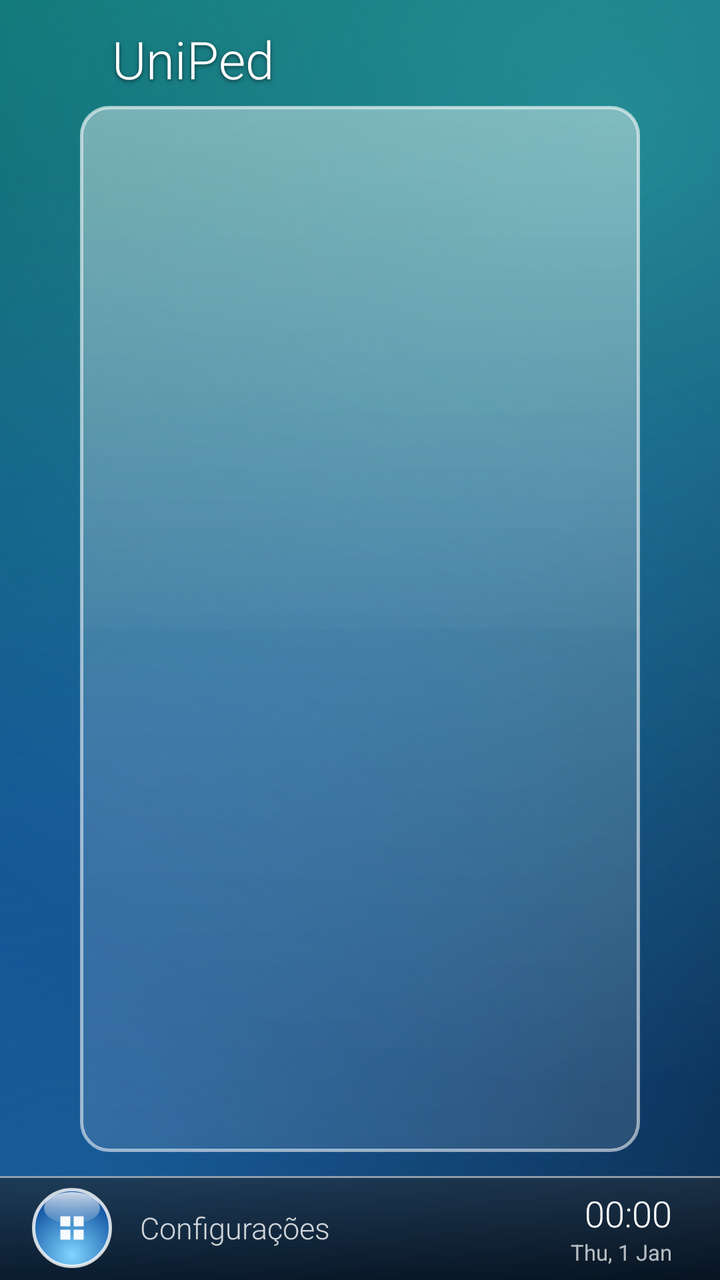
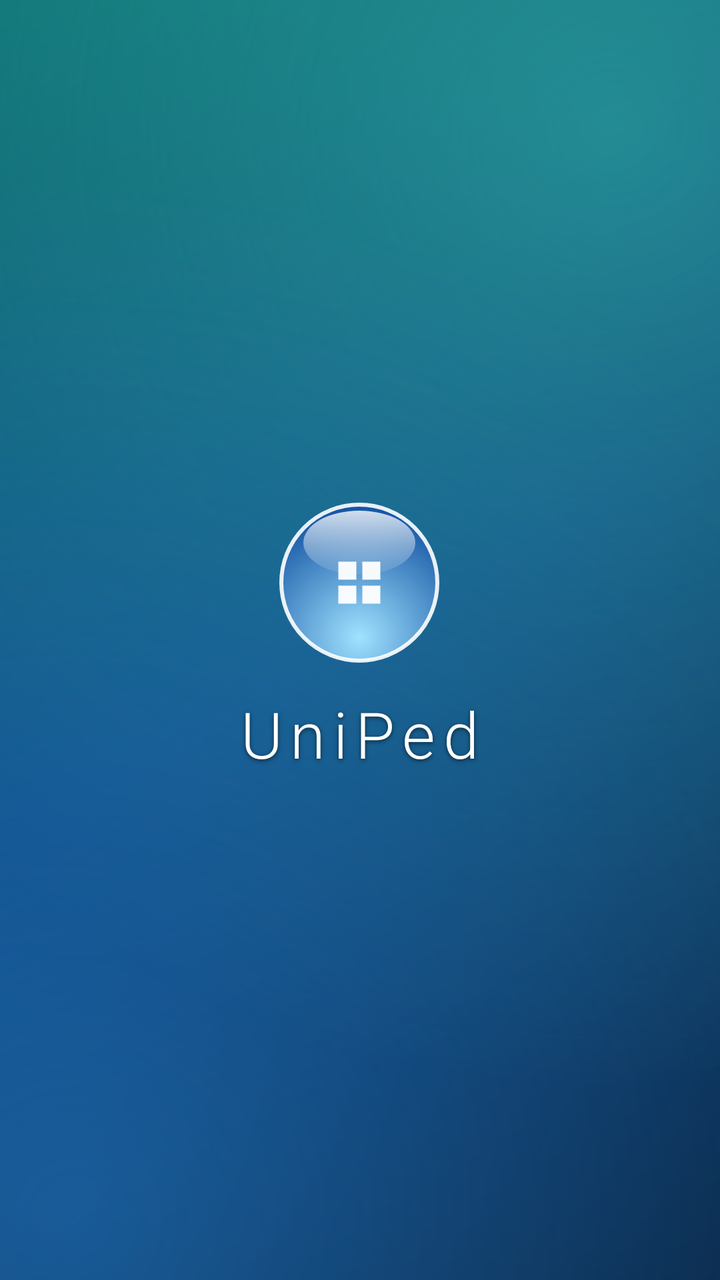

An Android layout rendered at two revisions. The XML below is the earlier revision; the diff shows what the commit changed to produce the second picture.
<!-- AndroidManifest.xml: application theme Theme.UniPed -->
<!-- res/layout/activity_main.xml -->
<?xml version="1.0" encoding="utf-8"?>
<LinearLayout xmlns:android="http://schemas.android.com/apk/res/android"
    android:layout_width="match_parent"
    android:layout_height="match_parent"
    android:background="@drawable/bg_aero"
    android:orientation="vertical">

    <TextView
        android:layout_width="match_parent"
        android:layout_height="wrap_content"
        android:fontFamily="sans-serif-light"
        android:paddingStart="56dp"
        android:paddingTop="12dp"
        android:paddingBottom="6dp"
        android:shadowColor="#99000000"
        android:shadowDx="0"
        android:shadowDy="2"
        android:shadowRadius="5"
        android:text="UniPed"
        android:textColor="#FFFFFF"
        android:textSize="26sp" />

    <FrameLayout
        android:layout_width="match_parent"
        android:layout_height="0dp"
        android:layout_marginStart="40dp"
        android:layout_marginEnd="40dp"
        android:layout_marginBottom="12dp"
        android:layout_weight="1"
        android:background="@drawable/glass_panel">

        <LinearLayout
            android:layout_width="match_parent"
            android:layout_height="match_parent"
            android:orientation="vertical"
            android:weightSum="2">

            <View
                android:layout_width="match_parent"
                android:layout_height="0dp"
                android:layout_weight="1"
                android:background="@drawable/gloss_top" />
        </LinearLayout>

        <androidx.recyclerview.widget.RecyclerView
            android:id="@+id/grid"
            android:layout_width="match_parent"
            android:layout_height="match_parent"
            android:clipToPadding="false"
            android:padding="16dp" />
    </FrameLayout>

    <LinearLayout
        android:layout_width="match_parent"
        android:layout_height="52dp"
        android:background="@drawable/taskbar"
        android:gravity="center_vertical"
        android:orientation="horizontal"
        android:paddingStart="16dp"
        android:paddingEnd="24dp">

        <ImageView
            android:id="@+id/orb"
            android:layout_width="40dp"
            android:layout_height="40dp"
            android:background="@drawable/orb_bg"
            android:clickable="true"
            android:contentDescription="Configurações"
            android:focusable="true"
            android:padding="10dp"
            android:src="@drawable/ic_orb_glyph" />

        <TextView
            android:layout_width="0dp"
            android:layout_height="wrap_content"
            android:layout_marginStart="14dp"
            android:layout_weight="1"
            android:fontFamily="sans-serif-light"
            android:text="Configurações"
            android:textColor="#CCFFFFFF"
            android:textSize="15sp" />

        <LinearLayout
            android:layout_width="wrap_content"
            android:layout_height="wrap_content"
            android:gravity="end"
            android:orientation="vertical">

            <TextClock
                android:layout_width="wrap_content"
                android:layout_height="wrap_content"
                android:fontFamily="sans-serif-light"
                android:format12Hour="HH:mm"
                android:format24Hour="HH:mm"
                android:textColor="#FFFFFF"
                android:textSize="18sp" />

            <TextClock
                android:layout_width="wrap_content"
                android:layout_height="wrap_content"
                android:format12Hour="EEE, d MMM"
                android:format24Hour="EEE, d MMM"
                android:textColor="#B3FFFFFF"
                android:textSize="11sp" />
        </LinearLayout>
    </LinearLayout>
</LinearLayout>
<!-- resources referenced by this layout -->
<resources>
  <!-- unchanged entries left out for length: 7 -->
</resources>

<!-- the commit's change to res/layout/activity_main.xml (unified diff, before → after) -->
@@ -1,26 +1,80 @@
 <?xml version="1.0" encoding="utf-8"?>
-<LinearLayout xmlns:android="http://schemas.android.com/apk/res/android"
+<FrameLayout xmlns:android="http://schemas.android.com/apk/res/android"
     android:layout_width="match_parent"
     android:layout_height="match_parent"
-    android:background="@drawable/bg_aero"
+    android:background="@drawable/bg_aero">
+
+<LinearLayout
+    android:id="@+id/content"
+    android:layout_width="match_parent"
+    android:layout_height="match_parent"
     android:orientation="vertical">
 
-    <TextView
+    <LinearLayout
+        android:id="@+id/titleRow"
         android:layout_width="match_parent"
         android:layout_height="wrap_content"
-        android:fontFamily="sans-serif-light"
+        android:gravity="center_vertical"
+        android:orientation="horizontal"
         android:paddingStart="56dp"
         android:paddingTop="12dp"
-        android:paddingBottom="6dp"
-        android:shadowColor="#99000000"
-        android:shadowDx="0"
-        android:shadowDy="2"
-        android:shadowRadius="5"
-        android:text="UniPed"
-        android:textColor="#FFFFFF"
-        android:textSize="26sp" />
+        android:paddingEnd="56dp"
+        android:paddingBottom="6dp">
+
+        <TextView
+            android:layout_width="0dp"
+            android:layout_height="wrap_content"
+            android:layout_weight="1"
+            android:fontFamily="sans-serif-light"
+            android:shadowColor="#99000000"
+            android:shadowDx="0"
+            android:shadowDy="2"
+            android:shadowRadius="5"
+            android:text="UniPed"
+            android:textColor="#FFFFFF"
+            android:textSize="26sp" />
+
+        <TextView
+            android:id="@+id/netStatus"
+            android:layout_width="wrap_content"
+            android:layout_height="wrap_content"
+            android:drawableStart="@drawable/ic_wifi_s"
+            android:drawablePadding="6dp"
+            android:shadowColor="#99000000"
+            android:shadowDx="0"
+            android:shadowDy="1"
+            android:shadowRadius="3"
+            android:text="Rede"
+            android:textColor="#E6FFFFFF"
+            android:textSize="12sp" />
+
+        <TextView
+            android:id="@+id/diskStatus"
+            android:layout_width="wrap_content"
+            android:layout_height="wrap_content"
+            android:layout_marginStart="18dp"
+            android:shadowColor="#99000000"
+            android:shadowDx="0"
+            android:shadowDy="1"
+            android:shadowRadius="3"
+            android:textColor="#CCFFFFFF"
+            android:textSize="12sp" />
+
+        <TextView
+            android:id="@+id/ramStatus"
+            android:layout_width="wrap_content"
+            android:layout_height="wrap_content"
+            android:layout_marginStart="18dp"
+            android:shadowColor="#99000000"
+            android:shadowDx="0"
+            android:shadowDy="1"
+            android:shadowRadius="3"
+            android:textColor="#CCFFFFFF"
+            android:textSize="12sp" />
+    </LinearLayout>
 
     <FrameLayout
+        android:id="@+id/panel"
         android:layout_width="match_parent"
         android:layout_height="0dp"
         android:layout_marginStart="40dp"
@@ -51,6 +105,7 @@
     </FrameLayout>
 
     <LinearLayout
+        android:id="@+id/taskbar"
         android:layout_width="match_parent"
         android:layout_height="52dp"
         android:background="@drawable/taskbar"
@@ -70,15 +125,81 @@
             android:padding="10dp"
             android:src="@drawable/ic_orb_glyph" />
 
-        <TextView
+        <LinearLayout
             android:layout_width="0dp"
             android:layout_height="wrap_content"
-            android:layout_marginStart="14dp"
+            android:layout_marginStart="16dp"
             android:layout_weight="1"
-            android:fontFamily="sans-serif-light"
-            android:text="Configurações"
-            android:textColor="#CCFFFFFF"
-            android:textSize="15sp" />
+            android:gravity="center_vertical"
+            android:orientation="horizontal">
+
+            <ImageView
+                android:id="@+id/qWifi"
+                android:layout_width="36dp"
+                android:layout_height="36dp"
+                android:layout_marginEnd="8dp"
+                android:background="@drawable/quick_bg"
+                android:clickable="true"
+                android:contentDescription="Wi-Fi e rede"
+                android:focusable="true"
+                android:padding="8dp"
+                android:src="@drawable/ic_wifi" />
+            <ImageView
+                android:id="@+id/qBt"
+                android:layout_width="36dp"
+                android:layout_height="36dp"
+                android:layout_marginEnd="8dp"
+                android:background="@drawable/quick_bg"
+                android:clickable="true"
+                android:contentDescription="Bluetooth"
+                android:focusable="true"
+                android:padding="8dp"
+                android:src="@drawable/ic_bluetooth" />
+            <ImageView
+                android:id="@+id/qSound"
+                android:layout_width="36dp"
+                android:layout_height="36dp"
+                android:layout_marginEnd="8dp"
+                android:background="@drawable/quick_bg"
+                android:clickable="true"
+                android:contentDescription="Som"
+                android:focusable="true"
+                android:padding="8dp"
+                android:src="@drawable/ic_volume" />
+            <ImageView
+                android:id="@+id/qDisplay"
+                android:layout_width="36dp"
+                android:layout_height="36dp"
+                android:layout_marginEnd="8dp"
+                android:background="@drawable/quick_bg"
+                android:clickable="true"
+                android:contentDescription="Tela"
+                android:focusable="true"
+                android:padding="8dp"
+                android:src="@drawable/ic_display" />
+            <ImageView
+                android:id="@+id/qStorage"
+                android:layout_width="36dp"
+                android:layout_height="36dp"
+                android:layout_marginEnd="8dp"
+                android:background="@drawable/quick_bg"
+                android:clickable="true"
+                android:contentDescription="Armazenamento"
+                android:focusable="true"
+                android:padding="8dp"
+                android:src="@drawable/ic_storage" />
+            <ImageView
+                android:id="@+id/qApps"
+                android:layout_width="36dp"
+                android:layout_height="36dp"
+                android:layout_marginEnd="8dp"
+                android:background="@drawable/quick_bg"
+                android:clickable="true"
+                android:contentDescription="Gerenciar apps"
+                android:focusable="true"
+                android:padding="8dp"
+                android:src="@drawable/ic_apps" />
+        </LinearLayout>
 
         <LinearLayout
             android:layout_width="wrap_content"
@@ -105,3 +226,44 @@
         </LinearLayout>
     </LinearLayout>
 </LinearLayout>
+
+<FrameLayout
+    android:id="@+id/introLayer"
+    android:layout_width="match_parent"
+    android:layout_height="match_parent"
+    android:background="@drawable/bg_aero"
+    android:clickable="true">
+
+    <LinearLayout
+        android:id="@+id/introGroup"
+        android:layout_width="wrap_content"
+        android:layout_height="wrap_content"
+        android:layout_gravity="center"
+        android:gravity="center_horizontal"
+        android:orientation="vertical">
+
+        <ImageView
+            android:id="@+id/introOrb"
+            android:layout_width="80dp"
+            android:layout_height="80dp"
+            android:background="@drawable/orb_big"
+            android:padding="22dp"
+            android:src="@drawable/ic_orb_glyph" />
+
+        <TextView
+            android:id="@+id/introText"
+            android:layout_width="wrap_content"
+            android:layout_height="wrap_content"
+            android:layout_marginTop="14dp"
+            android:fontFamily="sans-serif-light"
+            android:letterSpacing="0.12"
+            android:shadowColor="#99000000"
+            android:shadowDx="0"
+            android:shadowDy="2"
+            android:shadowRadius="5"
+            android:text="UniPed"
+            android:textColor="#FFFFFF"
+            android:textSize="32sp" />
+    </LinearLayout>
+</FrameLayout>
+</FrameLayout>
<!-- resource entries referenced after the edit -->
@@ -1,5 +1,151 @@
 <!-- resources referenced by this layout -->
 <resources>
+  <!-- drawable ic_apps (drawable) -->
+  <?xml version="1.0" encoding="utf-8"?>
+  <vector xmlns:android="http://schemas.android.com/apk/res/android"
+      android:width="24dp"
+      android:height="24dp"
+      android:viewportWidth="24"
+      android:viewportHeight="24">
+      <path
+          android:fillColor="#F2FFFFFF"
+          android:pathData="M4,8h4V4H4v4zM10,20h4v-4h-4v4zM4,20h4v-4H4v4zM4,14h4v-4H4v4zM10,14h4v-4h-4v4zM16,4v4h4V4h-4zM10,8h4V4h-4v4zM16,14h4v-4h-4v4zM16,20h4v-4h-4v4z" />
+  </vector>
+  <!-- drawable ic_bluetooth (drawable) -->
+  <?xml version="1.0" encoding="utf-8"?>
+  <vector xmlns:android="http://schemas.android.com/apk/res/android"
+      android:width="24dp"
+      android:height="24dp"
+      android:viewportWidth="24"
+      android:viewportHeight="24">
+      <path
+          android:fillColor="#F2FFFFFF"
+          android:pathData="M17.71,7.71L12,2h-1v7.59L6.41,5 5,6.41 10.59,12 5,17.59 6.41,19 11,14.41V22h1l5.71,-5.71 -4.3,-4.29 4.3,-4.29zM13,5.83l1.88,1.88L13,9.59V5.83zM14.88,16.29L13,18.17v-3.76l1.88,1.88z" />
+  </vector>
+  <!-- drawable ic_display (drawable) -->
+  <?xml version="1.0" encoding="utf-8"?>
+  <vector xmlns:android="http://schemas.android.com/apk/res/android"
+      android:width="24dp"
+      android:height="24dp"
+      android:viewportWidth="24"
+      android:viewportHeight="24">
+      <path
+          android:fillColor="#F2FFFFFF"
+          android:pathData="M21,3H3c-1.1,0 -2,0.9 -2,2v12c0,1.1 0.9,2 2,2h5v2h8v-2h5c1.1,0 1.99,-0.9 1.99,-2L23,5c0,-1.1 -0.9,-2 -2,-2zM21,17H3V5h18v12z" />
+  </vector>
+  <!-- drawable ic_storage (drawable) -->
+  <?xml version="1.0" encoding="utf-8"?>
+  <vector xmlns:android="http://schemas.android.com/apk/res/android"
+      android:width="24dp"
+      android:height="24dp"
+      android:viewportWidth="24"
+      android:viewportHeight="24">
+      <path
+          android:fillColor="#F2FFFFFF"
+          android:pathData="M2,20h20v-4H2v4zM4,17h2v2H4v-2zM2,4v4h20V4H2zM6,7H4V5h2v2zM2,14h20v-4H2v4zM4,11h2v2H4v-2z" />
+  </vector>
+  <!-- drawable ic_volume (drawable) -->
+  <?xml version="1.0" encoding="utf-8"?>
+  <vector xmlns:android="http://schemas.android.com/apk/res/android"
+      android:width="24dp"
+      android:height="24dp"
+      android:viewportWidth="24"
+      android:viewportHeight="24">
+      <path
+          android:fillColor="#F2FFFFFF"
+          android:pathData="M3,9v6h4l5,5V4L7,9H3zM16.5,12c0,-1.77 -1.02,-3.29 -2.5,-4.03v8.05c1.48,-0.73 2.5,-2.25 2.5,-4.02zM14,3.23v2.06c2.89,0.86 5,3.54 5,6.71s-2.11,5.85 -5,6.71v2.06c4.01,-0.91 7,-4.49 7,-8.77s-2.99,-7.86 -7,-8.77z" />
+  </vector>
+  <!-- drawable ic_wifi (drawable) -->
+  <?xml version="1.0" encoding="utf-8"?>
+  <vector xmlns:android="http://schemas.android.com/apk/res/android"
+      android:width="24dp"
+      android:height="24dp"
+      android:viewportWidth="24"
+      android:viewportHeight="24">
+      <path
+          android:fillColor="#F2FFFFFF"
+          android:pathData="M1,9l2,2c4.97,-4.97 13.03,-4.97 18,0l2,-2C16.93,2.93 7.08,2.93 1,9z M9,17l3,3 3,-3c-1.65,-1.66 -4.34,-1.66 -6,0z M5,13l2,2c2.76,-2.76 7.24,-2.76 10,0l2,-2C15.14,9.14 8.87,9.14 5,13z" />
+  </vector>
+  <!-- drawable ic_wifi_s (drawable) -->
+  <?xml version="1.0" encoding="utf-8"?>
+  <vector xmlns:android="http://schemas.android.com/apk/res/android"
+      android:width="16dp"
+      android:height="16dp"
+      android:viewportWidth="24"
+      android:viewportHeight="24">
+      <path
+          android:fillColor="#F2FFFFFF"
+          android:pathData="M1,9l2,2c4.97,-4.97 13.03,-4.97 18,0l2,-2C16.93,2.93 7.08,2.93 1,9z M9,17l3,3 3,-3c-1.65,-1.66 -4.34,-1.66 -6,0z M5,13l2,2c2.76,-2.76 7.24,-2.76 10,0l2,-2C15.14,9.14 8.87,9.14 5,13z" />
+  </vector>
+  <!-- drawable orb_big (drawable) -->
+  <?xml version="1.0" encoding="utf-8"?>
+  <layer-list xmlns:android="http://schemas.android.com/apk/res/android">
+      <item>
+          <shape android:shape="oval">
+              <gradient
+                  android:centerX="0.5"
+                  android:centerY="0.85"
+                  android:gradientRadius="70dp"
+                  android:startColor="#9FE2FF"
+                  android:endColor="#0A4A9C"
+                  android:type="radial" />
+              <stroke android:width="2dp" android:color="#E6FFFFFF" />
+          </shape>
+      </item>
+      <item
+          android:bottom="44dp"
+          android:left="12dp"
+          android:right="12dp"
+          android:top="4dp">
+          <shape android:shape="oval">
+              <gradient
+                  android:angle="270"
+                  android:startColor="#CCFFFFFF"
+                  android:endColor="#10FFFFFF" />
+          </shape>
+      </item>
+  </layer-list>
+  <!-- drawable quick_bg (drawable) -->
+  <?xml version="1.0" encoding="utf-8"?>
+  <selector xmlns:android="http://schemas.android.com/apk/res/android">
+      <item android:state_focused="true">
+          <layer-list>
+              <item>
+                  <shape android:shape="rectangle">
+                      <gradient
+                          android:angle="270"
+                          android:startColor="#99BFE9FF"
+                          android:endColor="#555CA8E8" />
+                      <stroke android:width="2dp" android:color="#E6FFFFFF" />
+                      <corners android:radius="8dp" />
+                  </shape>
+              </item>
+              <item android:bottom="16dp" android:left="2dp" android:right="2dp" android:top="2dp">
+                  <shape android:shape="rectangle">
+                      <gradient
+                          android:angle="270"
+                          android:startColor="#66FFFFFF"
+                          android:endColor="#14FFFFFF" />
+                      <corners android:topLeftRadius="6dp" android:topRightRadius="6dp" />
+                  </shape>
+              </item>
+          </layer-list>
+      </item>
+      <item android:state_pressed="true">
+          <shape android:shape="rectangle">
+              <solid android:color="#665CA8E8" />
+              <stroke android:width="2dp" android:color="#E6FFFFFF" />
+              <corners android:radius="8dp" />
+          </shape>
+      </item>
+      <item>
+          <shape android:shape="rectangle">
+              <solid android:color="#22FFFFFF" />
+              <stroke android:width="1dp" android:color="#44FFFFFF" />
+              <corners android:radius="8dp" />
+          </shape>
+      </item>
+  </selector>
   <!-- unchanged entries left out for length: 7 -->
 </resources>
 
